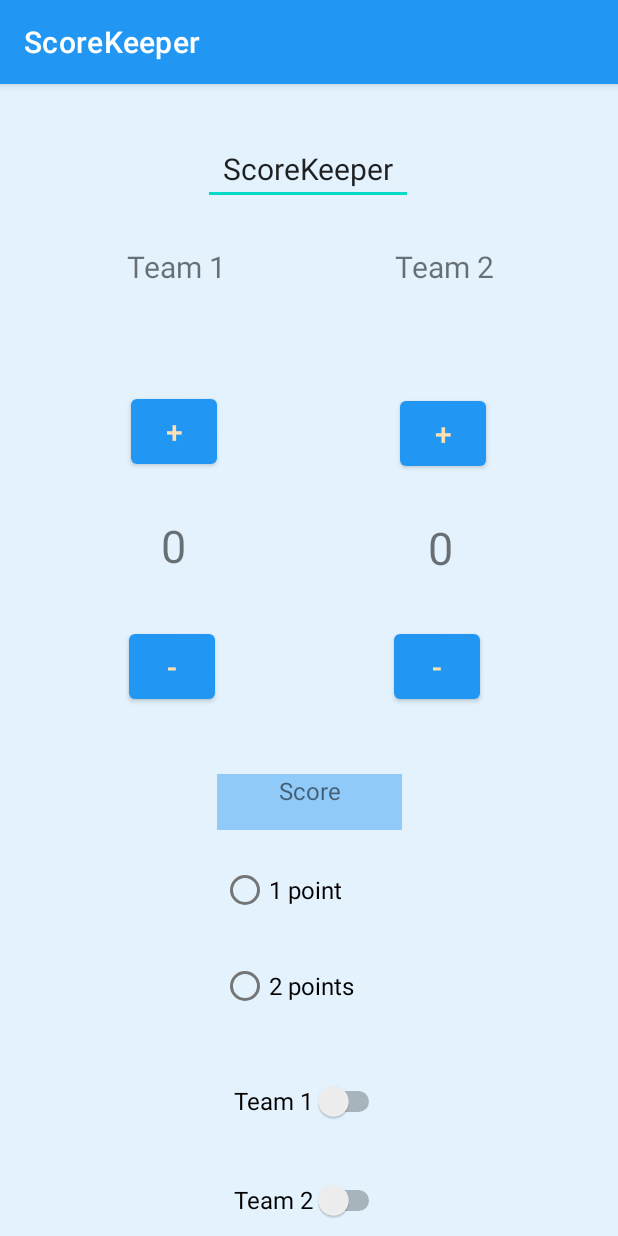
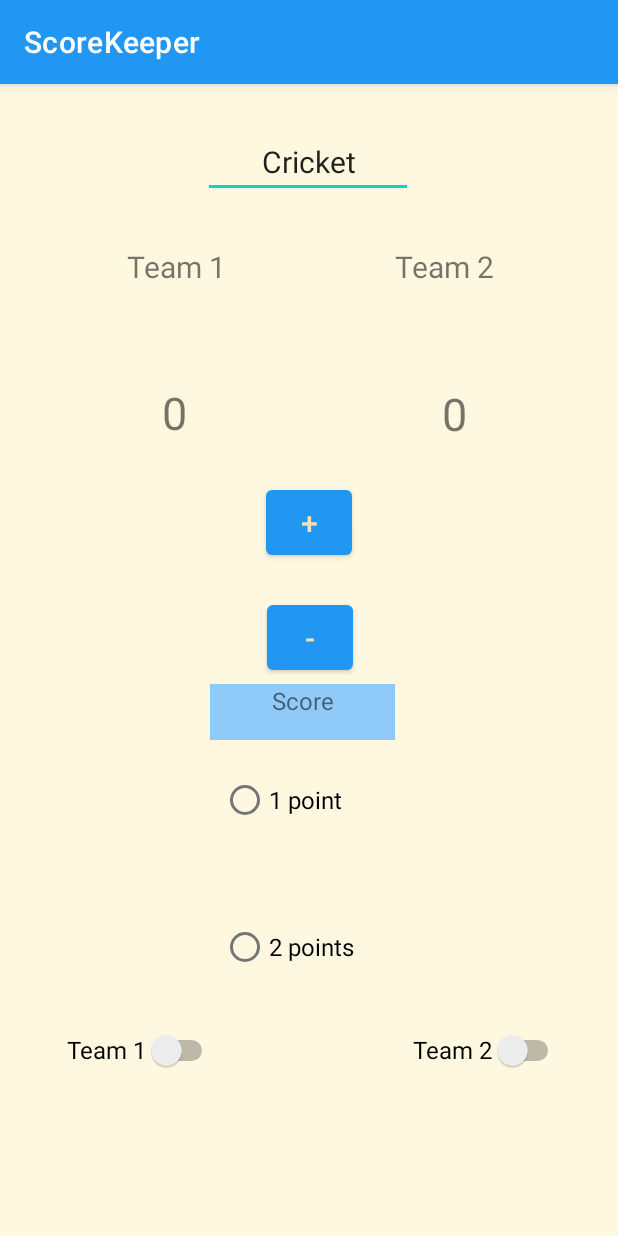
Before and after one commit to drumil2407/IOT1009-ScoreKeeper, an Android app: the screen it shows after launch (MainActivity), on a phone screen of 412 x 824 dp. Run offline under Robolectric (Android 15) with nearby library versions, the phone set to English and light mode, and no system bars.

Commit message:
Changes in layout
-remove some button
-add some comment
-readjusts the layout

```diff
--- a/app/src/main/res/layout/activity_main.xml
+++ b/app/src/main/res/layout/activity_main.xml
@@ -13,10 +13,41 @@
     <androidx.constraintlayout.widget.ConstraintLayout
         android:layout_width="match_parent"
         android:layout_height="wrap_content"
+        android:background="#FFF8E1"
         tools:layout_editor_absoluteX="1dp"
         tools:layout_editor_absoluteY="2dp">
 
-        <!--TextView for team 1 -->
+        <!--Button to decrease score -->
+
+        <Button
+            android:id="@+id/team2_button3"
+            android:layout_width="57dp"
+            android:layout_height="55dp"
+            android:text="-"
+            android:textAlignment="center"
+            android:textSize="20sp"
+            app:layout_constraintBottom_toBottomOf="parent"
+            app:layout_constraintEnd_toEndOf="parent"
+            app:layout_constraintHorizontal_bias="0.502"
+            app:layout_constraintStart_toStartOf="parent"
+            app:layout_constraintTop_toTopOf="parent"
+            app:layout_constraintVertical_bias="0.479" />
+
+        <!--Button to increase score -->
+        <Button
+            android:id="@+id/team2_button2"
+            android:layout_width="57dp"
+            android:layout_height="55dp"
+            android:text="+"
+            android:textAlignment="center"
+            android:textSize="20sp"
+            app:layout_constraintBottom_toBottomOf="parent"
+            app:layout_constraintEnd_toEndOf="parent"
+            app:layout_constraintStart_toStartOf="parent"
+            app:layout_constraintTop_toTopOf="parent"
+            app:layout_constraintVertical_bias="0.371" />
+
+        <!--Team 1 textview -->
         <TextView
             android:id="@+id/team1Textview"
             android:layout_width="120dp"
@@ -26,12 +57,10 @@
             android:text="Team 1"
             android:textAlignment="center"
             android:textSize="20sp"
-            app:layout_constraintBottom_toTopOf="@+id/team1_button1"
             app:layout_constraintEnd_toStartOf="@+id/team2"
             app:layout_constraintHorizontal_bias="0.265"
             app:layout_constraintStart_toStartOf="parent"
-            app:layout_constraintTop_toTopOf="parent"
-            app:layout_constraintVertical_bias="0.0" />
+            app:layout_constraintTop_toTopOf="parent" />
 
         <!--TextView for team 2 -->
         <TextView
@@ -43,108 +72,54 @@
             android:text="Team 2"
             android:textAlignment="center"
             android:textSize="20sp"
-            app:layout_constraintBottom_toTopOf="@+id/team2_button1"
             app:layout_constraintEnd_toEndOf="parent"
-            app:layout_constraintTop_toTopOf="parent"
-            app:layout_constraintVertical_bias="0.0" />
+            app:layout_constraintTop_toTopOf="parent" />
 
-        <!--Plus button for team 2 -->
-        <Button
-            android:id="@+id/team2_button1"
-            android:layout_width="57dp"
-            android:layout_height="55dp"
-            android:layout_marginBottom="28dp"
-            android:text="+"
-            android:textAlignment="center"
-            android:textSize="20sp"
-            app:layout_constraintBottom_toTopOf="@+id/team2_score"
-            app:layout_constraintEnd_toEndOf="parent"
-            app:layout_constraintHorizontal_bias="0.751"
-            app:layout_constraintStart_toStartOf="parent" />
-
-        <!--TextView for score display for team 2 -->
+        <!--Score board of team 2 -->
         <TextView
             android:id="@+id/team2_score"
             android:layout_width="53dp"
             android:layout_height="52dp"
-            android:layout_marginBottom="20dp"
             android:text="0"
             android:textAlignment="center"
             android:textSize="30sp"
-            app:layout_constraintBottom_toTopOf="@+id/team2_button"
+            app:layout_constraintBottom_toBottomOf="parent"
             app:layout_constraintEnd_toEndOf="parent"
-            app:layout_constraintHorizontal_bias="0.743"
-            app:layout_constraintStart_toStartOf="parent" />
-
-        <!-- MINUS button for team 2 -->
-        <Button
-            android:id="@+id/team2_button"
-            android:layout_width="57dp"
-            android:layout_height="55dp"
-            android:layout_marginBottom="44dp"
-            android:text="-"
-            android:textAlignment="center"
-            android:textSize="20sp"
-            app:layout_constraintBottom_toTopOf="@+id/textView"
-            app:layout_constraintEnd_toEndOf="parent"
-            app:layout_constraintHorizontal_bias="0.74"
-            app:layout_constraintStart_toStartOf="parent" />
-        <!--TextView for score display for team 1-->
+            app:layout_constraintHorizontal_bias="0.77"
+            app:layout_constraintStart_toStartOf="parent"
+            app:layout_constraintTop_toTopOf="parent"
+            app:layout_constraintVertical_bias="0.278" />
+        <!--Score board of team 1 -->
         <TextView
             android:id="@+id/team1_score"
             android:layout_width="56dp"
             android:layout_height="53dp"
-            android:layout_marginBottom="20dp"
             android:text="0"
             android:textAlignment="center"
             android:textSize="30sp"
-            app:layout_constraintBottom_toTopOf="@+id/team1_button2"
+            app:layout_constraintBottom_toBottomOf="parent"
             app:layout_constraintEnd_toStartOf="@+id/team2_score"
-            app:layout_constraintHorizontal_bias="0.414"
-            app:layout_constraintStart_toStartOf="parent" />
+            app:layout_constraintHorizontal_bias="0.4"
+            app:layout_constraintStart_toStartOf="parent"
+            app:layout_constraintTop_toTopOf="parent"
+            app:layout_constraintVertical_bias="0.278" />
 
-        <!-- MINUS button for team 1 -->
-        <Button
-            android:id="@+id/team1_button2"
-            android:layout_width="57dp"
-            android:layout_height="55dp"
-            android:layout_marginBottom="44dp"
-            android:text="-"
-            android:textAlignment="center"
-            android:textSize="20sp"
-            app:layout_constraintBottom_toTopOf="@+id/textView"
-            app:layout_constraintEnd_toStartOf="@+id/team2_button"
-            app:layout_constraintHorizontal_bias="0.419"
-            app:layout_constraintStart_toStartOf="parent" />
-        <!-- MINUS button for team 2 -->
-        <Button
-            android:id="@+id/team1_button1"
-            android:layout_width="57dp"
-            android:layout_height="55dp"
-            android:layout_marginBottom="28dp"
-            android:text="+"
-            android:textAlignment="center"
-            android:textSize="20sp"
-            app:layout_constraintBottom_toTopOf="@+id/team1_score"
-            app:layout_constraintEnd_toStartOf="@+id/team2_button1"
-            app:layout_constraintHorizontal_bias="0.416"
-            app:layout_constraintStart_toStartOf="parent" />
-
-        <!-- TextView for score -->
+        <!--TextView of score -->
         <TextView
             android:id="@+id/textView"
             android:layout_width="123dp"
             android:layout_height="37dp"
-            android:layout_marginTop="460dp"
+            android:layout_marginTop="400dp"
             android:background="#90CAF9"
             android:text="Score"
             android:textAlignment="center"
             android:textSize="16sp"
             app:layout_constraintEnd_toEndOf="parent"
+            app:layout_constraintHorizontal_bias="0.486"
             app:layout_constraintStart_toStartOf="parent"
             app:layout_constraintTop_toTopOf="parent" />
 
-        <!-- RadioButton for one point -->
+        <!-- Radio button for 1 point -->
         <RadioButton
             android:id="@+id/radioButton1"
             android:layout_width="116dp"
@@ -157,7 +132,7 @@
             app:layout_constraintStart_toStartOf="parent"
             app:layout_constraintTop_toBottomOf="@+id/textView" />
 
-        <!-- Radio button for two points -->
+        <!--Radio button for 2 points -->
         <RadioButton
             android:id="@+id/radioButton2"
             android:layout_width="116dp"
@@ -165,12 +140,14 @@
             android:layout_marginTop="16dp"
             android:text="2 points"
             android:textSize="16sp"
+            app:layout_constraintBottom_toBottomOf="parent"
             app:layout_constraintEnd_toEndOf="parent"
             app:layout_constraintHorizontal_bias="0.498"
             app:layout_constraintStart_toStartOf="parent"
-            app:layout_constraintTop_toBottomOf="@+id/radioButton1" />
+            app:layout_constraintTop_toBottomOf="@+id/radioButton1"
+            app:layout_constraintVertical_bias="0.168" />
 
-        <!-- switch for enable increase points for team 1 -->
+        <!--Switch for team 1 -->
         <Switch
             android:id="@+id/switch1"
             android:layout_width="wrap_content"
@@ -180,11 +157,12 @@
             android:textSize="16sp"
             app:layout_constraintBottom_toBottomOf="parent"
             app:layout_constraintEnd_toEndOf="parent"
+            app:layout_constraintHorizontal_bias="0.144"
             app:layout_constraintStart_toStartOf="parent"
             app:layout_constraintTop_toBottomOf="@+id/radioButton2"
-            app:layout_constraintVertical_bias="0.3" />
+            app:layout_constraintVertical_bias="0.172" />
 
-        <!-- switch for enable increase points for team 1 -->
+        <!--Switch for team 2 -->
         <Switch
             android:id="@+id/switch2"
             android:layout_width="wrap_content"
@@ -194,18 +172,18 @@
             android:textSize="16sp"
             app:layout_constraintBottom_toBottomOf="parent"
             app:layout_constraintEnd_toEndOf="parent"
+            app:layout_constraintHorizontal_bias="0.884"
             app:layout_constraintStart_toStartOf="parent"
             app:layout_constraintTop_toTopOf="@+id/switch1"
-            app:layout_constraintVertical_bias="1.0" />
+            app:layout_constraintVertical_bias="0.0" />
 
-        <!-- Edit text for give heading scorekeeper -->
         <EditText
             android:id="@+id/editTextTextPersonName"
             android:layout_width="wrap_content"
             android:layout_height="wrap_content"
             android:ems="6"
             android:inputType="textPersonName"
-            android:text="ScoreKeeper"
+            android:text="Cricket"
             android:textSize="20sp"
             android:textAlignment="center"
             app:layout_constraintBottom_toTopOf="@+id/textView"
```
